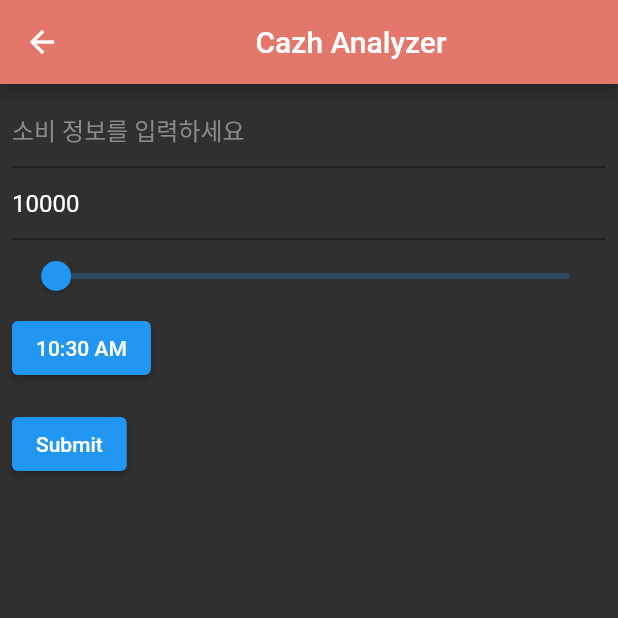
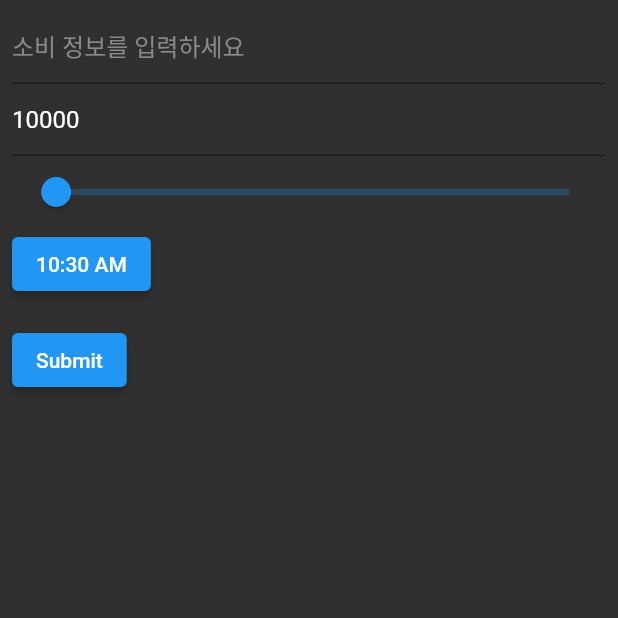
Before and after one commit to CazNm/cash_analyzer, a Flutter app: the EditPage screen opened directly with empty values, on a phone screen of 412 x 824 dp, the top half of it. Run offline on Flutter 3.47's test engine with Material 2 defaults, Android fonts, the phone set to English and light mode, and no system bars; our stand-ins replace get_it.

Commit message:
Change app title

```diff
--- a/lib/main.dart
+++ b/lib/main.dart
@@ -52,7 +52,7 @@ class MyApp extends StatelessWidget {
 
     return MaterialApp(
       theme: appTheme,
-      title: 'Flutter Demo',
+      title: 'Cash Analyzer',
       onGenerateRoute: router.generateRoute,
       home: MainPage(),
       navigatorKey: service!.navigatorKey,
--- a/lib/screens/edit/editPage.dart
+++ b/lib/screens/edit/editPage.dart
@@ -43,11 +43,6 @@ class _EditPageState extends State<EditPage> {
   @override
   Widget build(BuildContext context) {
     return Scaffold(
-      appBar: AppBar(
-        title: Center(
-          child: Text("Cazh Analyzer"),
-        ),
-      ),
       backgroundColor: Theme.of(context).backgroundColor,
       body: Container(
         padding: EdgeInsets.all(8),
```
